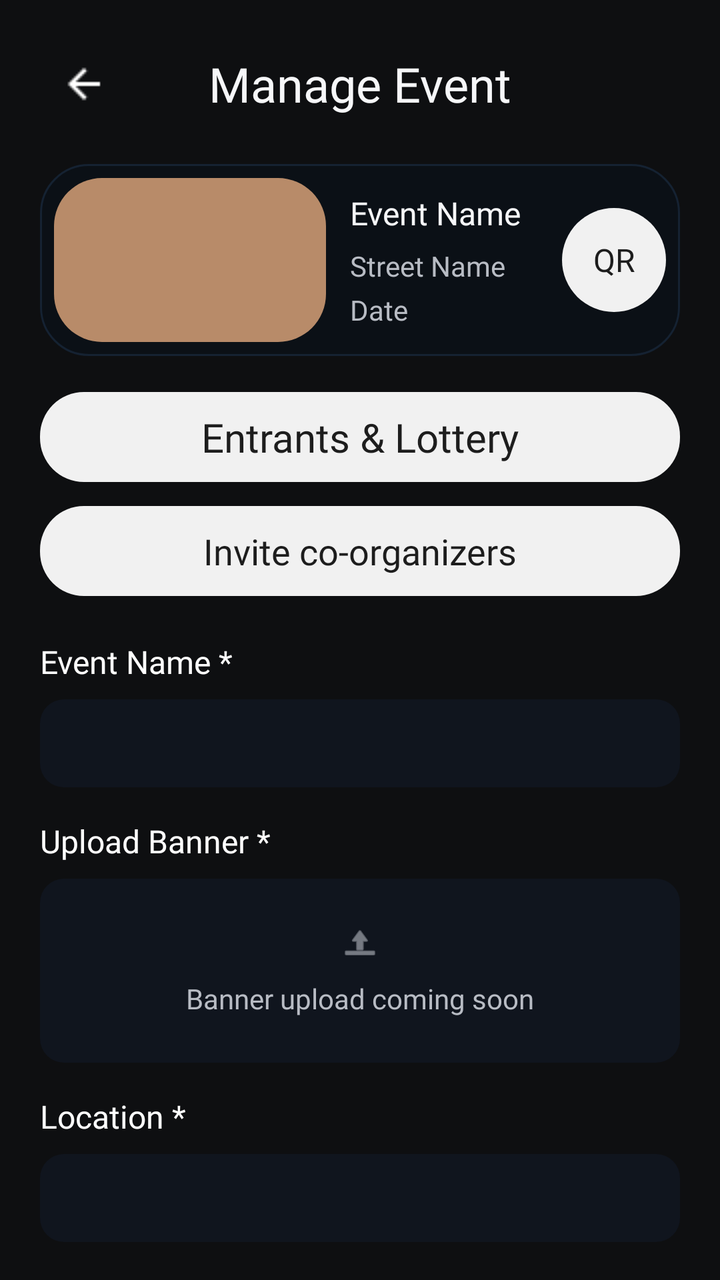
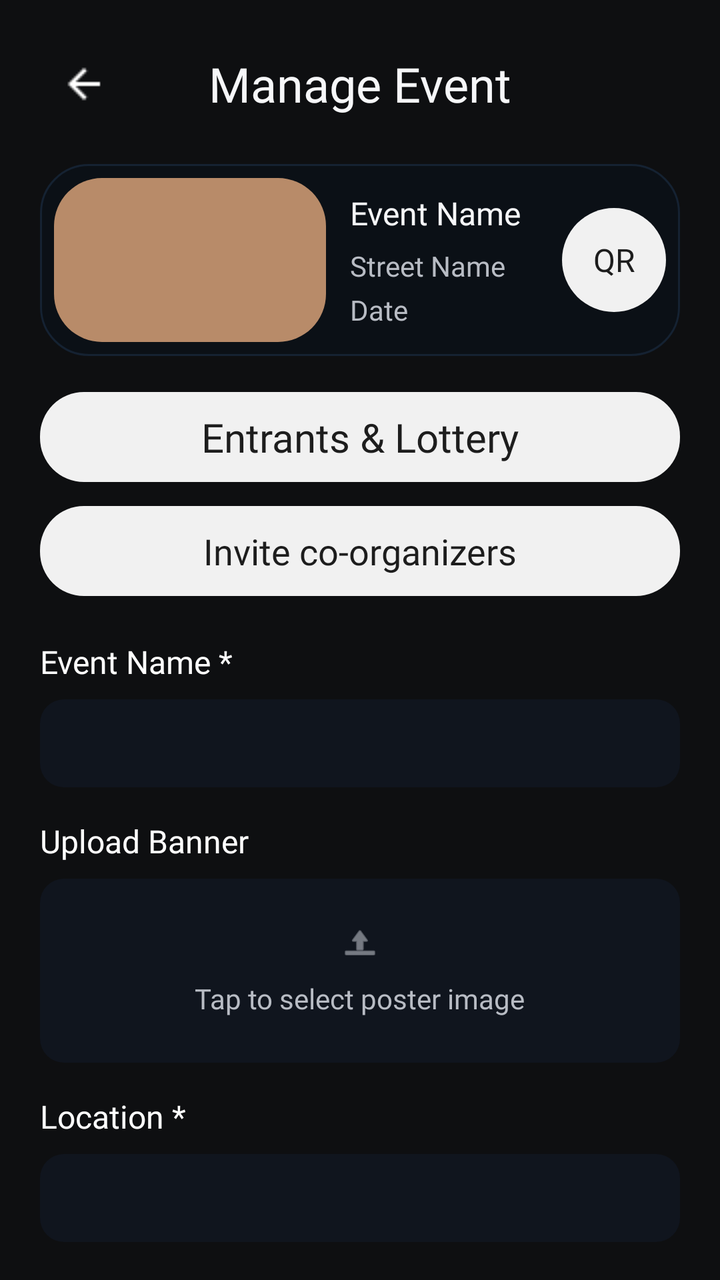

Two renders of the same Android screen: before a commit and after it. Below are the layout's source before the change and the commit's diff.
<!-- AndroidManifest.xml: application theme Theme.Allot -->
<!-- res/layout/activity_manage_event.xml -->
<?xml version="1.0" encoding="utf-8"?>
<LinearLayout xmlns:android="http://schemas.android.com/apk/res/android"
    android:layout_width="match_parent"
    android:layout_height="match_parent"
    android:background="@color/screen_bg"
    android:orientation="vertical">

    <ScrollView
        android:layout_width="match_parent"
        android:layout_height="0dp"
        android:layout_weight="1"
        android:clipToPadding="false"
        android:fillViewport="true"
        android:overScrollMode="never"
        android:scrollbars="none">

        <LinearLayout
            android:layout_width="match_parent"
            android:layout_height="wrap_content"
            android:orientation="vertical"
            android:paddingStart="20dp"
            android:paddingTop="20dp"
            android:paddingEnd="20dp"
            android:paddingBottom="24dp">

            <FrameLayout
                android:layout_width="match_parent"
                android:layout_height="44dp">

                <ImageButton
                    android:id="@+id/backButton"
                    android:layout_width="44dp"
                    android:layout_height="44dp"
                    android:layout_gravity="start|center_vertical"
                    android:background="@null"
                    android:contentDescription="@string/event_detail_back"
                    android:padding="10dp"
                    android:src="@drawable/arrow_back" />

                <TextView
                    android:layout_width="wrap_content"
                    android:layout_height="wrap_content"
                    android:layout_gravity="center"
                    android:fontFamily="@font/varela_round_regular"
                    android:text="@string/manage_event_title"
                    android:textColor="@color/text_primary"
                    android:textSize="24sp" />
            </FrameLayout>

            <LinearLayout
                android:layout_width="match_parent"
                android:layout_height="wrap_content"
                android:layout_marginTop="18dp"
                android:background="@drawable/bg_my_events_card"
                android:gravity="center_vertical"
                android:orientation="horizontal"
                android:padding="7dp">

                <FrameLayout
                    android:layout_width="136dp"
                    android:layout_height="82dp">

                    <View
                        android:id="@+id/eventImageBackground"
                        android:layout_width="match_parent"
                        android:layout_height="match_parent"
                        android:background="@drawable/bg_event_image_one" />
                </FrameLayout>

                <LinearLayout
                    android:layout_width="0dp"
                    android:layout_height="wrap_content"
                    android:layout_marginStart="12dp"
                    android:layout_weight="1"
                    android:orientation="vertical">

                    <TextView
                        android:id="@+id/summaryTitleText"
                        android:layout_width="match_parent"
                        android:layout_height="wrap_content"
                        android:fontFamily="@font/varela_round_regular"
                        android:maxLines="2"
                        android:text="@string/default_event_name"
                        android:textColor="@color/text_primary"
                        android:textSize="16sp" />

                    <TextView
                        android:id="@+id/summaryLocationText"
                        android:layout_width="match_parent"
                        android:layout_height="wrap_content"
                        android:layout_marginTop="6dp"
                        android:ellipsize="end"
                        android:fontFamily="@font/varela_round_regular"
                        android:maxLines="1"
                        android:text="@string/default_street_name"
                        android:textColor="@color/text_secondary"
                        android:textSize="14sp" />

                    <TextView
                        android:id="@+id/summaryDateText"
                        android:layout_width="match_parent"
                        android:layout_height="wrap_content"
                        android:layout_marginTop="3dp"
                        android:ellipsize="end"
                        android:fontFamily="@font/varela_round_regular"
                        android:maxLines="1"
                        android:text="@string/default_date"
                        android:textColor="@color/text_secondary"
                        android:textSize="14sp" />
                </LinearLayout>

                <TextView
                    android:layout_width="52dp"
                    android:layout_height="52dp"
                    android:layout_marginStart="8dp"
                    android:background="@drawable/bg_manage_event_qr"
                    android:fontFamily="@font/varela_round_regular"
                    android:gravity="center"
                    android:text="@string/manage_event_qr"
                    android:textColor="#1D1D1D"
                    android:textSize="16sp" />
            </LinearLayout>

            <TextView
                android:id="@+id/entrantsLotteryButton"
                android:layout_width="match_parent"
                android:layout_height="45dp"
                android:layout_marginTop="18dp"
                android:background="@drawable/bg_waitlist_button"
                android:clickable="true"
                android:focusable="true"
                android:fontFamily="@font/varela_round_regular"
                android:gravity="center"
                android:text="@string/manage_event_lottery_section"
                android:textColor="#1D1D1D"
                android:textSize="20sp" />

            <TextView
                android:id="@+id/inviteEntrantsButton"
                android:layout_width="match_parent"
                android:layout_height="45dp"
                android:layout_marginTop="12dp"
                android:background="@drawable/bg_waitlist_button"
                android:clickable="true"
                android:focusable="true"
                android:fontFamily="@font/varela_round_regular"
                android:gravity="center"
                android:text="@string/manage_event_invite_button"
                android:textColor="#1D1D1D"
                android:textSize="20sp"
                android:visibility="gone" />

            <TextView
                android:id="@+id/inviteCoOrganizerButton"
                android:layout_width="match_parent"
                android:layout_height="45dp"
                android:layout_marginTop="12dp"
                android:background="@drawable/bg_waitlist_button"
                android:clickable="true"
                android:focusable="true"
                android:fontFamily="@font/varela_round_regular"
                android:gravity="center"
                android:text="@string/manage_event_invite_coorganizer"
                android:textColor="#1D1D1D"
                android:textSize="18sp" />

            <TextView
                android:layout_width="wrap_content"
                android:layout_height="wrap_content"
                android:layout_marginTop="22dp"
                android:fontFamily="@font/varela_round_regular"
                android:text="@string/create_event_name_label"
                android:textColor="@color/white"
                android:textSize="16sp" />

            <EditText
                android:id="@+id/eventNameInput"
                android:layout_width="match_parent"
                android:layout_height="44dp"
                android:layout_marginTop="8dp"
                android:background="@drawable/bg_profile_input"
                android:fontFamily="@font/varela_round_regular"
                android:hint="@string/create_event_name_hint"
                android:inputType="textCapSentences"
                android:paddingStart="12dp"
                android:paddingEnd="12dp"
                android:textColor="@color/white"
                android:textColorHint="@color/text_secondary"
                android:textSize="16sp" />

            <TextView
                android:layout_width="wrap_content"
                android:layout_height="wrap_content"
                android:layout_marginTop="16dp"
                android:fontFamily="@font/varela_round_regular"
                android:text="@string/manage_event_banner_label"
                android:textColor="@color/white"
                android:textSize="16sp" />

            <FrameLayout
                android:layout_width="match_parent"
                android:layout_height="92dp"
                android:layout_marginTop="8dp"
                android:background="@drawable/bg_profile_input">

                <LinearLayout
                    android:layout_width="match_parent"
                    android:layout_height="match_parent"
                    android:gravity="center"
                    android:orientation="vertical">

                    <ImageView
                        android:layout_width="20dp"
                        android:layout_height="20dp"
                        android:src="@android:drawable/ic_menu_upload"
                        android:tint="@color/text_secondary" />

                    <TextView
                        android:layout_width="wrap_content"
                        android:layout_height="wrap_content"
                        android:layout_marginTop="8dp"
                        android:fontFamily="@font/varela_round_regular"
                        android:text="@string/manage_event_banner_placeholder"
                        android:textColor="@color/text_secondary"
                        android:textSize="14sp" />
                </LinearLayout>
            </FrameLayout>

            <TextView
                android:layout_width="wrap_content"
                android:layout_height="wrap_content"
                android:layout_marginTop="16dp"
                android:fontFamily="@font/varela_round_regular"
                android:text="@string/create_event_location_label"
                android:textColor="@color/white"
                android:textSize="16sp" />

            <EditText
                android:id="@+id/locationInput"
                android:layout_width="match_parent"
                android:layout_height="44dp"
                android:layout_marginTop="8dp"
                android:background="@drawable/bg_profile_input"
                android:fontFamily="@font/varela_round_regular"
                android:hint="@string/create_event_location_hint"
                android:inputType="textPostalAddress"
                android:paddingStart="12dp"
                android:paddingEnd="12dp"
                android:textColor="@color/white"
                android:textColorHint="@color/text_secondary"
                android:textSize="16sp" />

            <TextView
                android:id="@+id/visibilityLabel"
                android:layout_width="wrap_content"
                android:layout_height="wrap_content"
                android:layout_marginTop="16dp"
                android:fontFamily="@font/varela_round_regular"
                android:text="@string/create_event_visibility_label"
                android:textColor="@color/white"
                android:textSize="16sp" />

            <CheckBox
                android:id="@+id/privateEventCheckbox"
                android:layout_width="wrap_content"
                android:layout_height="wrap_content"
                android:layout_marginTop="8dp"
                android:buttonTint="@color/white"
                android:fontFamily="@font/varela_round_regular"
                android:text="@string/create_event_private_option"
                android:textColor="@color/white"
                android:textSize="16sp" />

            <TextView
                android:id="@+id/geolocationPreferencesLabel"
                android:layout_width="wrap_content"
                android:layout_height="wrap_content"
                android:layout_marginTop="24dp"
                android:fontFamily="@font/varela_round_regular"
                android:text="@string/create_event_geolocation_preferences"
                android:textColor="@color/white"
                android:textSize="18sp" />

            <CheckBox
                android:id="@+id/geolocationCheckbox"
                android:layout_width="wrap_content"
                android:layout_height="wrap_content"
                android:layout_marginTop="12dp"
                android:buttonTint="@color/white"
                android:fontFamily="@font/varela_round_regular"
                android:text="@string/create_event_enable_geolocation"
                android:textColor="@color/white"
                android:textSize="16sp" />

            <TextView
                android:layout_width="wrap_content"
                android:layout_height="wrap_content"
                android:layout_marginTop="16dp"
                android:fontFamily="@font/varela_round_regular"
                android:text="@string/create_event_start_date_label"
                android:textColor="@color/white"
                android:textSize="16sp" />

            <LinearLayout
                android:layout_width="match_parent"
                android:layout_height="44dp"
                android:layout_marginTop="8dp"
                android:orientation="horizontal">

                <Spinner
                    android:id="@+id/startMonthSpinner"
                    android:layout_width="0dp"
                    android:layout_height="match_parent"
                    android:layout_weight="1.3"
                    android:background="@drawable/bg_profile_input"
                    android:entries="@array/create_event_months"
                    android:paddingStart="12dp"
                    android:paddingEnd="12dp"
                    android:spinnerMode="dropdown" />

                <EditText
                    android:id="@+id/startDayInput"
                    android:layout_width="0dp"
                    android:layout_height="match_parent"
                    android:layout_marginStart="8dp"
                    android:layout_weight="0.7"
                    android:background="@drawable/bg_profile_input"
                    android:fontFamily="@font/varela_round_regular"
                    android:hint="@string/create_event_day_hint"
                    android:inputType="number"
                    android:maxLength="2"
                    android:paddingStart="12dp"
                    android:paddingEnd="12dp"
                    android:textColor="@color/white"
                    android:textColorHint="@color/text_secondary"
                    android:textSize="16sp" />

                <EditText
                    android:id="@+id/startYearInput"
                    android:layout_width="0dp"
                    android:layout_height="match_parent"
                    android:layout_marginStart="8dp"
                    android:layout_weight="1"
                    android:background="@drawable/bg_profile_input"
                    android:fontFamily="@font/varela_round_regular"
                    android:hint="@string/create_event_year_hint"
                    android:inputType="number"
                    android:maxLength="4"
                    android:paddingStart="12dp"
                    android:paddingEnd="12dp"
                    android:textColor="@color/white"
                    android:textColorHint="@color/text_secondary"
                    android:textSize="16sp" />
            </LinearLayout>

            <TextView
                android:layout_width="wrap_content"
                android:layout_height="wrap_content"
                android:layout_marginTop="16dp"
                android:fontFamily="@font/varela_round_regular"
                android:text="@string/create_event_price_label"
                android:textColor="@color/white"
                android:textSize="16sp" />

            <EditText
                android:id="@+id/priceInput"
                android:layout_width="match_parent"
                android:layout_height="44dp"
                android:layout_marginTop="8dp"
                android:background="@drawable/bg_profile_input"
                android:fontFamily="@font/varela_round_regular"
                android:hint="@string/create_event_price_hint"
                android:inputType="numberDecimal"
                android:paddingStart="12dp"
                android:paddingEnd="12dp"
                android:textColor="@color/white"
                android:textColorHint="@color/text_secondary"
                android:textSize="16sp" />

            <TextView
                android:layout_width="wrap_content"
                android:layout_height="wrap_content"
                android:layout_marginTop="16dp"
                android:fontFamily="@font/varela_round_regular"
                android:text="@string/create_event_description_label"
                android:textColor="@color/white"
                android:textSize="16sp" />

            <EditText
                android:id="@+id/descriptionInput"
                android:layout_width="match_parent"
                android:layout_height="96dp"
                android:layout_marginTop="8dp"
                android:background="@drawable/bg_profile_input"
                android:fontFamily="@font/varela_round_regular"
                android:gravity="top|start"
                android:hint="@string/create_event_description_hint"
                android:inputType="textCapSentences|textMultiLine"
                android:paddingStart="12dp"
                android:paddingTop="12dp"
                android:paddingEnd="12dp"
                android:paddingBottom="12dp"
                android:textColor="@color/white"
                android:textColorHint="@color/text_secondary"
                android:textSize="16sp" />

            <TextView
                android:layout_width="wrap_content"
                android:layout_height="wrap_content"
                android:layout_marginTop="16dp"
                android:fontFamily="@font/varela_round_regular"
                android:text="@string/create_event_participants_label"
                android:textColor="@color/white"
                android:textSize="16sp" />

            <EditText
                android:id="@+id/participantsInput"
                android:layout_width="match_parent"
                android:layout_height="44dp"
                android:layout_marginTop="8dp"
                android:background="@drawable/bg_profile_input"
                android:fontFamily="@font/varela_round_regular"
                android:hint="@string/create_event_participants_hint"
                android:inputType="number"
                android:paddingStart="12dp"
                android:paddingEnd="12dp"
                android:textColor="@color/white"
                android:textColorHint="@color/text_secondary"
                android:textSize="16sp" />

            <TextView
                android:layout_width="wrap_content"
                android:layout_height="wrap_content"
                android:layout_marginTop="16dp"
                android:fontFamily="@font/varela_round_regular"
                android:text="@string/create_event_registration_start_label"
                android:textColor="@color/white"
                android:textSize="16sp" />

            <LinearLayout
                android:layout_width="match_parent"
                android:layout_height="44dp"
                android:layout_marginTop="8dp"
                android:orientation="horizontal">

                <Spinner
                    android:id="@+id/registrationStartMonthSpinner"
                    android:layout_width="0dp"
                    android:layout_height="match_parent"
                    android:layout_weight="1.3"
                    android:background="@drawable/bg_profile_input"
                    android:entries="@array/create_event_months"
                    android:paddingStart="12dp"
                    android:paddingEnd="12dp"
                    android:spinnerMode="dropdown" />

                <EditText
                    android:id="@+id/registrationStartDayInput"
                    android:layout_width="0dp"
                    android:layout_height="match_parent"
                    android:layout_marginStart="8dp"
                    android:layout_weight="0.7"
                    android:background="@drawable/bg_profile_input"
                    android:fontFamily="@font/varela_round_regular"
                    android:hint="@string/create_event_day_hint"
                    android:inputType="number"
                    android:maxLength="2"
                    android:paddingStart="12dp"
                    android:paddingEnd="12dp"
                    android:textColor="@color/white"
                    android:textColorHint="@color/text_secondary"
                    android:textSize="16sp" />

                <EditText
                    android:id="@+id/registrationStartYearInput"
                    android:layout_width="0dp"
                    android:layout_height="match_parent"
                    android:layout_marginStart="8dp"
                    android:layout_weight="1"
                    android:background="@drawable/bg_profile_input"
                    android:fontFamily="@font/varela_round_regular"
                    android:hint="@string/create_event_year_hint"
                    android:inputType="number"
                    android:maxLength="4"
                    android:paddingStart="12dp"
                    android:paddingEnd="12dp"
                    android:textColor="@color/white"
                    android:textColorHint="@color/text_secondary"
                    android:textSize="16sp" />
            </LinearLayout>

            <TextView
                android:layout_width="wrap_content"
                android:layout_height="wrap_content"
                android:layout_marginTop="16dp"
                android:fontFamily="@font/varela_round_regular"
                android:text="@string/create_event_registration_end_label"
                android:textColor="@color/white"
                android:textSize="16sp" />

            <LinearLayout
                android:layout_width="match_parent"
                android:layout_height="44dp"
                android:layout_marginTop="8dp"
                android:orientation="horizontal">

                <Spinner
                    android:id="@+id/registrationEndMonthSpinner"
                    android:layout_width="0dp"
                    android:layout_height="match_parent"
                    android:layout_weight="1.3"
                    android:background="@drawable/bg_profile_input"
                    android:entries="@array/create_event_months"
                    android:paddingStart="12dp"
                    android:paddingEnd="12dp"
                    android:spinnerMode="dropdown" />

                <EditText
                    android:id="@+id/registrationEndDayInput"
                    android:layout_width="0dp"
                    android:layout_height="match_parent"
                    android:layout_marginStart="8dp"
                    android:layout_weight="0.7"
                    android:background="@drawable/bg_profile_input"
                    android:fontFamily="@font/varela_round_regular"
                    android:hint="@string/create_event_day_hint"
                    android:inputType="number"
                    android:maxLength="2"
                    android:paddingStart="12dp"
                    android:paddingEnd="12dp"
                    android:textColor="@color/white"
                    android:textColorHint="@color/text_secondary"
                    android:textSize="16sp" />

                <EditText
                    android:id="@+id/registrationEndYearInput"
                    android:layout_width="0dp"
                    android:layout_height="match_parent"
                    android:layout_marginStart="8dp"
                    android:layout_weight="1"
                    android:background="@drawable/bg_profile_input"
                    android:fontFamily="@font/varela_round_regular"
                    android:hint="@string/create_event_year_hint"
                    android:inputType="number"
                    android:maxLength="4"
                    android:paddingStart="12dp"
                    android:paddingEnd="12dp"
                    android:textColor="@color/white"
                    android:textColorHint="@color/text_secondary"
                    android:textSize="16sp" />
            </LinearLayout>

            <TextView
                android:id="@+id/saveChangesButton"
                android:layout_width="match_parent"
                android:layout_height="45dp"
                android:layout_marginTop="24dp"
                android:background="@drawable/bg_waitlist_button"
                android:clickable="true"
                android:focusable="true"
                android:fontFamily="@font/varela_round_regular"
                android:gravity="center"
                android:text="@string/manage_event_save_changes"
                android:textColor="#1D1D1D"
                android:textSize="20sp" />
        </LinearLayout>
    </ScrollView>

</LinearLayout>
<!-- resources referenced by this layout -->
<resources>
  <color name="screen_bg">#0E0F11</color>
  <color name="text_primary">#F6F7F9</color>
  <color name="text_secondary">#B8BCC4</color>
  <color name="white">#FFFFFFFF</color>
  <!-- drawable bg_event_image_one (drawable) -->
  <?xml version="1.0" encoding="utf-8"?>
  <shape xmlns:android="http://schemas.android.com/apk/res/android" android:shape="rectangle">
      <solid android:color="@color/event_image_one" />
      <corners android:radius="24dp" />
  </shape>
  <!-- drawable bg_manage_event_qr (drawable) -->
  <?xml version="1.0" encoding="utf-8"?>
  <shape xmlns:android="http://schemas.android.com/apk/res/android"
      android:shape="oval">
      <solid android:color="#F1F1F1" />
  </shape>
  <!-- drawable bg_my_events_card (drawable) -->
  <?xml version="1.0" encoding="utf-8"?>
  <shape xmlns:android="http://schemas.android.com/apk/res/android"
      android:shape="rectangle">
      <solid android:color="#0B1016" />
      <stroke
          android:width="1dp"
          android:color="#152232" />
      <corners android:radius="24dp" />
  </shape>
  <!-- drawable bg_profile_input (drawable) -->
  <?xml version="1.0" encoding="utf-8"?>
  <shape xmlns:android="http://schemas.android.com/apk/res/android" android:shape="rectangle">
      <solid android:color="#10151E" />
      <corners android:radius="12dp" />
  </shape>
  <!-- drawable bg_waitlist_button (drawable) -->
  <?xml version="1.0" encoding="utf-8"?>
  <shape xmlns:android="http://schemas.android.com/apk/res/android" android:shape="rectangle">
      <solid android:color="#F1F1F1" />
      <corners android:radius="22dp" />
  </shape>
  <string name="create_event_day_hint">Day</string>
  <string name="create_event_description_hint" />
  <string name="create_event_description_label">Description *</string>
  <string name="create_event_enable_geolocation">Require geolocation for this event</string>
  <string name="create_event_geolocation_preferences">Geolocation</string>
  <string name="create_event_location_hint" />
  <string name="create_event_location_label">Location *</string>
  <string name="create_event_name_hint" />
  <string name="create_event_name_label">Event Name *</string>
  <string name="create_event_participants_hint" />
  <string name="create_event_participants_label">Number of Participants *</string>
  <string name="create_event_price_hint" />
  <string name="create_event_price_label">Price *</string>
  <string name="create_event_private_option">Private event (invite only)</string>
  <string name="create_event_registration_end_label">Registration end *</string>
  <string name="create_event_registration_start_label">Registration start *</string>
  <string name="create_event_start_date_label">Start Date *</string>
  <string name="create_event_visibility_label">Visibility</string>
  <string name="create_event_year_hint">Year</string>
  <string name="default_date">Date</string>
  <string name="default_event_name">Event Name</string>
  <string name="default_street_name">Street Name</string>
  <string name="event_detail_back">Go back</string>
  <string name="manage_event_banner_label">Upload Banner *</string>
  <string name="manage_event_banner_placeholder">Banner upload coming soon</string>
  <string name="manage_event_invite_button">Invite Entrant</string>
  <string name="manage_event_invite_coorganizer">Invite co-organizers</string>
  <string name="manage_event_lottery_section">Entrants &amp; Lottery</string>
  <string name="manage_event_qr">QR</string>
  <string name="manage_event_save_changes">Save Changes</string>
  <string name="manage_event_title">Manage Event</string>
  <style name="Theme.Allot" parent="Base.Theme.Allot" />
  <string name="create_event_month_prompt">Month</string>
  <color name="event_image_one">#B88B69</color>
  <style name="Base.Theme.Allot" parent="Theme.Material3.DayNight.NoActionBar">
          
          
      </style>
  <!-- unchanged entries left out for length: 2 -->
</resources>

<!-- the commit's change to res/layout/activity_manage_event.xml (unified diff, before → after) -->
@@ -198,12 +198,24 @@
                 android:textSize="16sp" />
 
             <FrameLayout
+                android:id="@+id/posterUploadCard"
                 android:layout_width="match_parent"
                 android:layout_height="92dp"
                 android:layout_marginTop="8dp"
-                android:background="@drawable/bg_profile_input">
+                android:background="@drawable/bg_profile_input"
+                android:clickable="true"
+                android:focusable="true"
+                android:foreground="?android:attr/selectableItemBackground">
+
+                <ImageView
+                    android:id="@+id/posterPreviewImage"
+                    android:layout_width="match_parent"
+                    android:layout_height="match_parent"
+                    android:scaleType="centerCrop"
+                    android:visibility="gone" />
 
                 <LinearLayout
+                    android:id="@+id/posterUploadPlaceholder"
                     android:layout_width="match_parent"
                     android:layout_height="match_parent"
                     android:gravity="center"
@@ -216,6 +228,7 @@
                         android:tint="@color/text_secondary" />
 
                     <TextView
+                        android:id="@+id/posterUploadHintText"
                         android:layout_width="wrap_content"
                         android:layout_height="wrap_content"
                         android:layout_marginTop="8dp"
@@ -227,6 +240,17 @@
             </FrameLayout>
 
             <TextView
+                android:id="@+id/posterRemoveButton"
+                android:layout_width="wrap_content"
+                android:layout_height="wrap_content"
+                android:layout_marginTop="6dp"
+                android:fontFamily="@font/varela_round_regular"
+                android:text="@string/manage_event_banner_remove"
+                android:textColor="@color/text_secondary"
+                android:textSize="13sp"
+                android:visibility="gone" />
+
+            <TextView
                 android:layout_width="wrap_content"
                 android:layout_height="wrap_content"
                 android:layout_marginTop="16dp"
<!-- resource entries referenced after the edit -->
@@ -61,8 +61,9 @@
   <string name="default_event_name">Event Name</string>
   <string name="default_street_name">Street Name</string>
   <string name="event_detail_back">Go back</string>
-  <string name="manage_event_banner_label">Upload Banner *</string>
-  <string name="manage_event_banner_placeholder">Banner upload coming soon</string>
+  <string name="manage_event_banner_label">Upload Banner</string>
+  <string name="manage_event_banner_placeholder">Tap to select poster image</string>
+  <string name="manage_event_banner_remove">Remove poster</string>
   <string name="manage_event_invite_button">Invite Entrant</string>
   <string name="manage_event_invite_coorganizer">Invite co-organizers</string>
   <string name="manage_event_lottery_section">Entrants &amp; Lottery</string>
